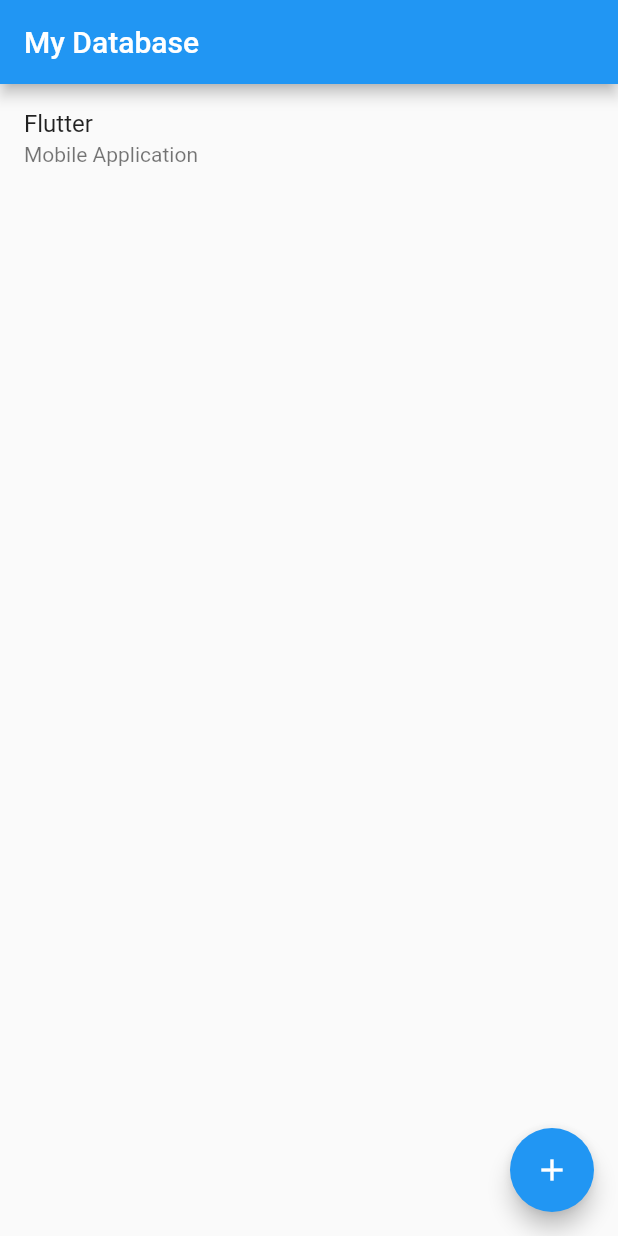
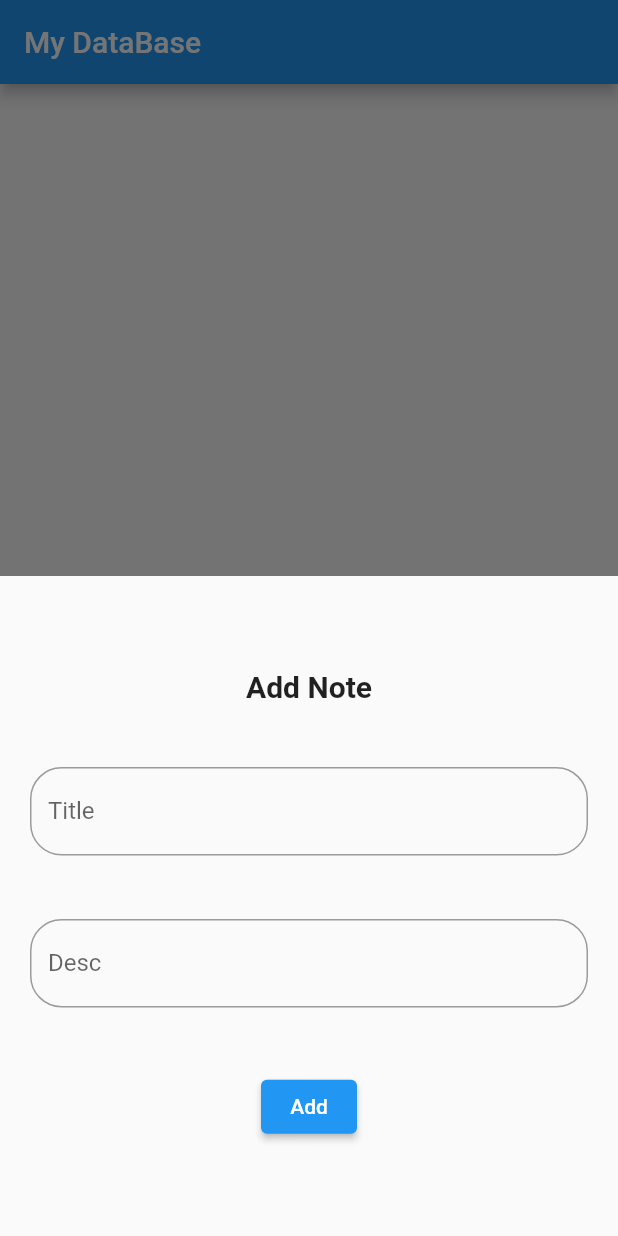
Before and after one commit to pallavipatil1998/Database, a Flutter app: the screen it shows after launch, after a tap on the "add" icon, on a phone screen of 412 x 824 dp. Run offline on Flutter 3.47's test engine with Material 2 defaults, Android fonts, the phone set to English and light mode, and no system bars; our stand-ins replace sqflite; accounts and stored records are empty.

Commit message:
Database[BootomShit]

```diff
--- a/lib/app_database.dart
+++ b/lib/app_database.dart
@@ -8,6 +8,11 @@ class AppDatabase{
   //singleton constructor
   AppDatabase._();
   static final AppDatabase db=AppDatabase._();
+
+  static final Note_Table= "note";
+  static final Note_column_ID="note_id";
+  static final Note_column_Title="title";
+  static final Note_column_Desc="desc";
 
   //create database variable
   Database? _database;
@@ -30,9 +35,9 @@ class AppDatabase{
    return openDatabase(
      dbPath,
      version: 1,
-     onCreate:(db,version){
+     onCreate:(db,version)async{
        //create table here
-       db.execute("Create table note(note_id integer primary Key autoincrement,title text,desc text) ");
+       db.execute("Create table $Note_Table($Note_column_ID integer primary Key autoincrement,$Note_column_Title text,$Note_column_Desc text) ");
      }
    );
   }
@@ -40,7 +45,7 @@ class AppDatabase{
 
   Future<bool>addNote(String titl,String des )async{
   var d= await getDB();
-    int rowsEffect= await d.insert("note", {"title":titl,"desc":des});
+    int rowsEffect= await d.insert(Note_Table, {Note_column_Title:titl,Note_column_Desc:des});
 
     if(rowsEffect>0){
       return true;
--- a/lib/main.dart
+++ b/lib/main.dart
@@ -16,15 +16,16 @@ class MyApp extends StatelessWidget {
       theme: ThemeData(
         primarySwatch: Colors.blue,
       ),
-      home:MyHomePage(),
+      home:MyHomePage(title: "My DataBase",),
     );
   }
 }
 
 
 class MyHomePage extends StatefulWidget {
-  const MyHomePage({super.key});
-
+  // const MyHomePage({super.key});
+ String title;
+ MyHomePage({required this.title});
   @override
   State<MyHomePage> createState() => _MyHomePageState();
 }
@@ -33,15 +34,25 @@ class _MyHomePageState extends State<MyHomePage> {
   late AppDatabase myDB;
   List<Map<String,dynamic>>arrData=[];
 
+  var titleController=TextEditingController();
+  var descController=TextEditingController();
+
   @override
   void initState() {
     super.initState();
     myDB=AppDatabase.db;
-    enterNote();
+   getAllNotes();
   }
-  enterNote()async {
-    bool check = await myDB.addNote("Flutter", "Mobile Application");
 
+  //get all notes
+  getAllNotes()async{
+    arrData=await myDB.fetchAllNotes();
+    setState(() {});
+  }
+
+  //add note
+  enterNote(String title,String desc)async {
+    bool check = await myDB.addNote(title,desc);
     if (check) {
       arrData = await myDB.fetchAllNotes();
       setState(() {
@@ -51,7 +62,7 @@ class _MyHomePageState extends State<MyHomePage> {
   @override
   Widget build(BuildContext context) {
     return Scaffold(
-      appBar: AppBar(title: Text("My Database"),),
+      appBar: AppBar(title: Text(widget.title),),
       body: ListView.builder(
         itemCount: arrData.length,
           itemBuilder:(ctx ,index){
@@ -64,7 +75,48 @@ class _MyHomePageState extends State<MyHomePage> {
       ),
       floatingActionButton: FloatingActionButton(
         onPressed: (){
-
+        showModalBottomSheet(
+            context: context,
+            builder: (cntext){
+              return Container(
+                margin: EdgeInsets.all(20),
+                height: 400,
+                child: Column(
+                  mainAxisAlignment: MainAxisAlignment.spaceEvenly,
+                  children: [
+                    Text("Add Note",style: TextStyle(fontSize: 20, fontWeight: FontWeight.bold)),
+                    TextField(
+                      controller:titleController ,
+                      decoration: InputDecoration(
+                        border: OutlineInputBorder(borderRadius: BorderRadius.circular(21),),
+                        hintText: "Enter Title",
+                        label: Text("Title")
+                      ),
+                    ),
+                    TextField(
+                      controller:descController ,
+                      decoration: InputDecoration(
+                          border: OutlineInputBorder(borderRadius: BorderRadius.circular(21)),
+                          hintText: "Enter desc",
+                          label: Text("Desc")
+                      ),
+                    ),
+                    ElevatedButton(
+                        onPressed: (){
+                          var title =titleController.text.toString();
+                          var desc=descController.text.toString();
+                         enterNote(title,desc);
+                         titleController.clear();
+                         descController.text="";
+                             Navigator.pop(context);
+                        },
+                        child: Text("Add")
+                    )
+                  ],
+                ),
+              ) ;
+            }
+        );
         },
         child: Icon(Icons.add),
       ),
```
